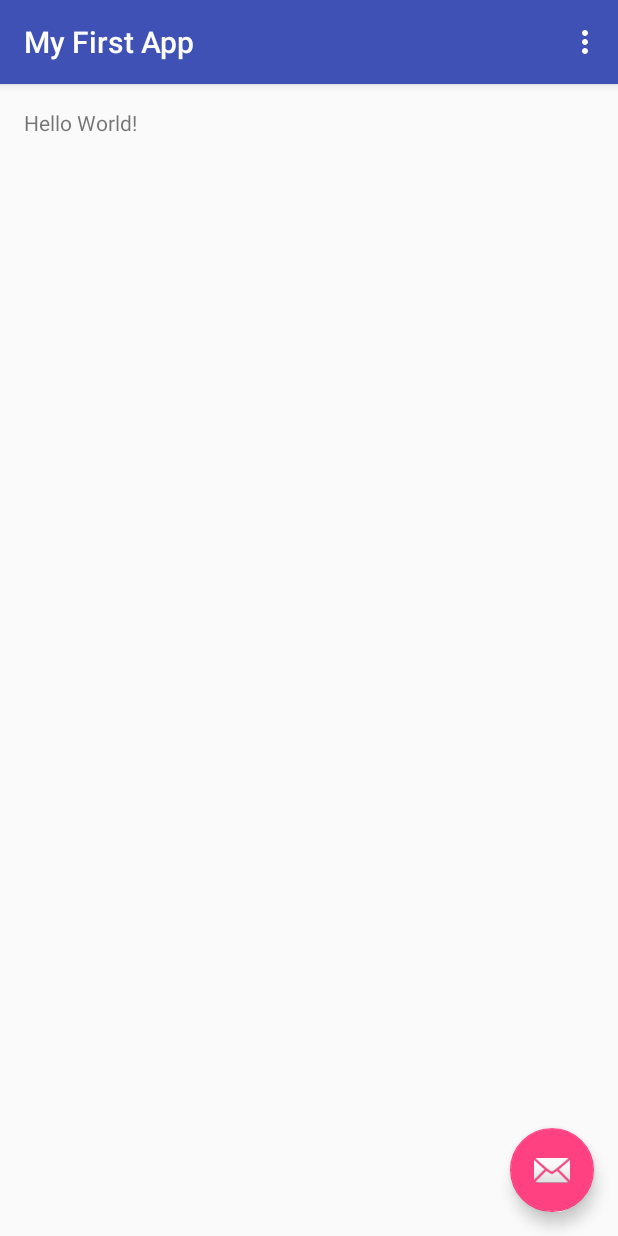
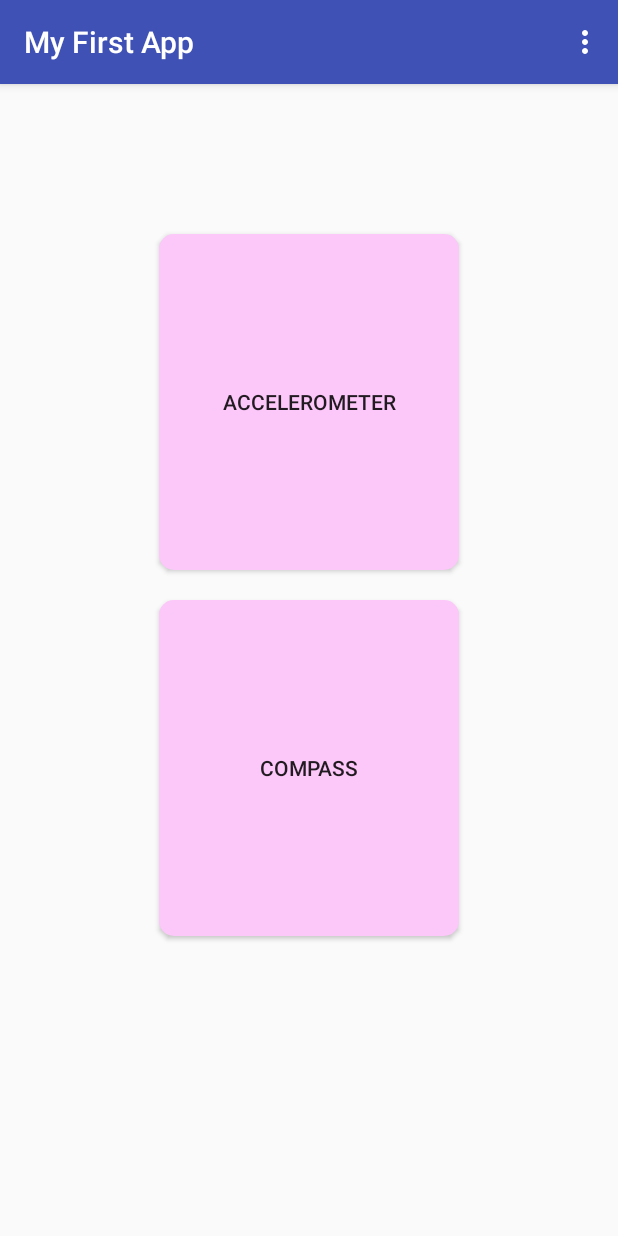
Before and after one commit to elinnilsson/CompassApp, an Android app: the screen it shows after launch (MyActivity before the commit, MainAct after it), on a phone screen of 412 x 824 dp. Run offline under Robolectric (Android 15) with nearby library versions, the phone set to English and light mode, and no system bars.

Commit message:
Made the whole application

```diff
--- a/app/src/main/AndroidManifest.xml
+++ b/app/src/main/AndroidManifest.xml
@@ -1,23 +1,42 @@
 <?xml version="1.0" encoding="utf-8"?>
 <manifest xmlns:android="http://schemas.android.com/apk/res/android"
-    package="myfirstapp.app" >
+    package="myfirstapp.app">
 
     <application
         android:allowBackup="true"
         android:icon="@mipmap/ic_launcher"
         android:label="@string/app_name"
         android:supportsRtl="true"
-        android:theme="@style/AppTheme" >
+        android:theme="@style/AppTheme">
         <activity
-            android:name=".MyActivity"
+            android:name=".MainAct"
+            android:screenOrientation="portrait"
             android:label="@string/app_name"
-            android:theme="@style/AppTheme.NoActionBar" >
+            android:theme="@style/AppTheme.NoActionBar">
             <intent-filter>
                 <action android:name="android.intent.action.MAIN" />
 
                 <category android:name="android.intent.category.LAUNCHER" />
             </intent-filter>
         </activity>
+        <activity
+            android:name=".AccelerometerAct"
+            android:label="@string/title_activity_accelerometer"
+            android:parentActivityName=".MainAct"
+            android:theme="@style/AppTheme.NoActionBar">
+            <meta-data
+                android:name="android.support.PARENT_ACTIVITY"
+                android:value=".MainAct" />
+        </activity>
+        <activity
+            android:name=".CompassAct"
+            android:label="@string/title_activity_compass"
+            android:parentActivityName=".MainAct"
+            android:theme="@style/AppTheme.NoActionBar">
+            <meta-data
+                android:name="android.support.PARENT_ACTIVITY"
+                android:value=".MainAct" />
+        </activity>
     </application>
 
 </manifest>
--- a/app/src/main/java/myfirstapp/app/MyActivity.java
+++ b/app/src/main/java/myfirstapp/app/MainAct.java
@@ -1,31 +1,21 @@
 package myfirstapp.app;
 
 import android.os.Bundle;
-import android.support.design.widget.FloatingActionButton;
-import android.support.design.widget.Snackbar;
 import android.support.v7.app.AppCompatActivity;
 import android.support.v7.widget.Toolbar;
 import android.view.View;
 import android.view.Menu;
 import android.view.MenuItem;
+import android.content.Intent;
 
-public class MyActivity extends AppCompatActivity {
+public class MainAct extends AppCompatActivity {
 
     @Override
     protected void onCreate(Bundle savedInstanceState) {
         super.onCreate(savedInstanceState);
-        setContentView(R.layout.activity_my);
+        setContentView(R.layout.main_act);
         Toolbar toolbar = (Toolbar) findViewById(R.id.toolbar);
         setSupportActionBar(toolbar);
-
-       FloatingActionButton fab = (FloatingActionButton) findViewById(R.id.fab);
-        fab.setOnClickListener(new View.OnClickListener() {
-            @Override
-            public void onClick(View view) {
-                Snackbar.make(view, "Replace with your own action", Snackbar.LENGTH_LONG)
-                        .setAction("Action", null).show();
-            }
-        });
     }
 
     @Override
@@ -50,9 +40,16 @@ public class MyActivity extends AppCompatActivity {
         return super.onOptionsItemSelected(item);
     }
 
-    private void TestUpload(){
-        int i = 1+1;
-        int ii = 2+2;
-        int iii = i+ii;
+
+    /** Called when the user clicks the Start accelerometer button */
+    public void startAcc(View view) {
+        Intent intent = new Intent(this, AccelerometerAct.class);
+        startActivity(intent);
     }
+    /** Called when the user clicks the Start compass button */
+    public void startComp(View view) {
+        Intent intent = new Intent(this, CompassAct.class);
+        startActivity(intent);
+    }
+
 }
--- /dev/null
+++ b/app/src/main/res/drawable/round_shape_button.xml
@@ -0,0 +1,13 @@
+<?xml version="1.0" encoding="utf-8"?>
+<shape xmlns:android="http://schemas.android.com/apk/res/android"
+    android:shape="rectangle"
+    android:padding="10dp">
+
+    <solid android:color="#FCC7F9"/>
+
+    <corners
+        android:bottomRightRadius="10dp"
+        android:bottomLeftRadius="10dp"
+        android:topLeftRadius="10dp"
+        android:topRightRadius="10dp"/>
+</shape>
--- a/app/src/main/res/layout/activity_my.xml
+++ /dev/null
@@ -1,35 +0,0 @@
-<?xml version="1.0" encoding="utf-8"?>
-<android.support.design.widget.CoordinatorLayout
-    xmlns:android="http://schemas.android.com/apk/res/android"
-    xmlns:app="http://schemas.android.com/apk/res-auto"
-    xmlns:tools="http://schemas.android.com/tools"
-    android:layout_width="match_parent"
-    android:layout_height="match_parent"
-    android:fitsSystemWindows="true"
-    tools:context="myfirstapp.app.MyActivity">
-
-    <android.support.design.widget.AppBarLayout
-        android:layout_height="wrap_content"
-        android:layout_width="match_parent"
-        android:theme="@style/AppTheme.AppBarOverlay">
-
-        <android.support.v7.widget.Toolbar
-            android:id="@+id/toolbar"
-            android:layout_width="match_parent"
-            android:layout_height="?attr/actionBarSize"
-            android:background="?attr/colorPrimary"
-            app:popupTheme="@style/AppTheme.PopupOverlay" />
-
-    </android.support.design.widget.AppBarLayout>
-
-    <include layout="@layout/content_my"/>
-
-    <android.support.design.widget.FloatingActionButton
-        android:id="@+id/fab"
-        android:layout_width="wrap_content"
-        android:layout_height="wrap_content"
-        android:layout_gravity="bottom|end"
-        android:layout_margin="@dimen/fab_margin"
-        android:src="@android:drawable/ic_dialog_email" />
-
-</android.support.design.widget.CoordinatorLayout>
--- a/app/src/main/res/layout/content_my.xml
+++ /dev/null
@@ -1,20 +0,0 @@
-<?xml version="1.0" encoding="utf-8"?>
-<RelativeLayout
-    xmlns:android="http://schemas.android.com/apk/res/android"
-    xmlns:tools="http://schemas.android.com/tools"
-    xmlns:app="http://schemas.android.com/apk/res-auto"
-    android:layout_width="match_parent"
-    android:layout_height="match_parent"
-    android:paddingLeft="@dimen/activity_horizontal_margin"
-    android:paddingRight="@dimen/activity_horizontal_margin"
-    android:paddingTop="@dimen/activity_vertical_margin"
-    android:paddingBottom="@dimen/activity_vertical_margin"
-    app:layout_behavior="@string/appbar_scrolling_view_behavior"
-    tools:showIn="@layout/activity_my"
-    tools:context="myfirstapp.app.MyActivity">
-
-    <TextView
-        android:text="Hello World!"
-        android:layout_width="wrap_content"
-        android:layout_height="wrap_content" />
-</RelativeLayout>
--- /dev/null
+++ b/app/src/main/res/layout/main_act.xml
@@ -0,0 +1,58 @@
+<?xml version="1.0" encoding="utf-8"?>
+<android.support.design.widget.CoordinatorLayout
+    xmlns:android="http://schemas.android.com/apk/res/android"
+    xmlns:app="http://schemas.android.com/apk/res-auto"
+    xmlns:tools="http://schemas.android.com/tools"
+    android:layout_width="match_parent"
+    android:layout_height="match_parent"
+    android:fitsSystemWindows="true"
+    tools:context=".MainAct">
+
+    <android.support.design.widget.AppBarLayout
+        android:layout_height="wrap_content"
+        android:layout_width="match_parent"
+        android:theme="@style/AppTheme.AppBarOverlay">
+
+        <android.support.v7.widget.Toolbar
+            android:id="@+id/toolbar"
+            android:layout_width="match_parent"
+            android:layout_height="?attr/actionBarSize"
+            android:background="?attr/colorPrimary"
+            app:popupTheme="@style/AppTheme.PopupOverlay" />
+
+    </android.support.design.widget.AppBarLayout>
+
+    <LinearLayout
+        xmlns:android="http://schemas.android.com/apk/res/android"
+        xmlns:tools="http://schemas.android.com/tools"
+        xmlns:app="http://schemas.android.com/apk/res-auto"
+        android:layout_width="match_parent"
+        android:layout_height="match_parent"
+        android:orientation="vertical"
+
+        app:layout_behavior="@string/appbar_scrolling_view_behavior"
+        tools:showIn="@layout/main_act">
+
+        <Button
+            android:background="@drawable/round_shape_button"
+            android:layout_width="200dp"
+            android:layout_height="wrap_content"
+            android:layout_gravity="center"
+            android:layout_weight="1"
+            android:layout_marginTop="100dp"
+            android:text="@string/button_startAcc"
+            android:onClick= "startAcc" />
+        <Button
+            android:background="@drawable/round_shape_button"
+            android:layout_width="200dp"
+            android:layout_height="wrap_content"
+            android:layout_gravity="center"
+            android:layout_weight="1"
+            android:layout_marginTop="20dp"
+            android:layout_marginBottom="200dp"
+            android:text="@string/button_startComp"
+            android:onClick= "startComp" />
+    </LinearLayout>
+
+
+</android.support.design.widget.CoordinatorLayout>
--- a/app/src/main/res/menu/menu_my.xml
+++ b/app/src/main/res/menu/menu_my.xml
@@ -1,7 +1,7 @@
 <menu xmlns:android="http://schemas.android.com/apk/res/android"
     xmlns:app="http://schemas.android.com/apk/res-auto"
     xmlns:tools="http://schemas.android.com/tools"
-    tools:context="myfirstapp.app.MyActivity" >
+    tools:context=".MainAct" >
     <item android:id="@+id/action_settings"
         android:title="@string/action_settings"
         android:orderInCategory="100"
--- a/app/src/main/res/values-v21/styles.xml
+++ b/app/src/main/res/values-v21/styles.xml
@@ -1,4 +1,5 @@
 <resources>>
+
     <style name="AppTheme.NoActionBar">
         <item name="windowActionBar">false</item>
         <item name="windowNoTitle">true</item>
--- a/app/src/main/res/values/strings.xml
+++ b/app/src/main/res/values/strings.xml
@@ -1,4 +1,9 @@
+<?xml version="1.0" encoding="utf-8"?>
 <resources>
     <string name="app_name">My First App</string>
     <string name="action_settings">Settings</string>
+    <string name="button_startAcc">Accelerometer</string>
+    <string name="title_activity_accelerometer">Accelerometer</string>
+    <string name="button_startComp">Compass</string>
+    <string name="title_activity_compass">Compass</string>
 </resources>
--- a/app/src/main/res/values/styles.xml
+++ b/app/src/main/res/values/styles.xml
@@ -7,11 +7,14 @@
         <item name="colorPrimaryDark">@color/colorPrimaryDark</item>
         <item name="colorAccent">@color/colorAccent</item>
     </style>
+
     <style name="AppTheme.NoActionBar">
         <item name="windowActionBar">false</item>
         <item name="windowNoTitle">true</item>
     </style>
+
     <style name="AppTheme.AppBarOverlay" parent="ThemeOverlay.AppCompat.Dark.ActionBar" />
+
     <style name="AppTheme.PopupOverlay" parent="ThemeOverlay.AppCompat.Light" />
 
 </resources>
```
Also changed, not shown: app/src/main/java/myfirstapp/app/AccelerometerAct.java (added, +44 -0 lines), app/src/main/java/myfirstapp/app/CompassAct.java (added, +91 -0 lines), app/src/main/java/myfirstapp/app/TestAddFile.java (deleted, +0 -7 lines), app/src/main/res/layout/accelerometer_act.xml (added, +46 -0 lines), app/src/main/res/layout/compass_act.xml (added, +23 -0 lines). Lines whose indentation alone changed are shown as unchanged.
